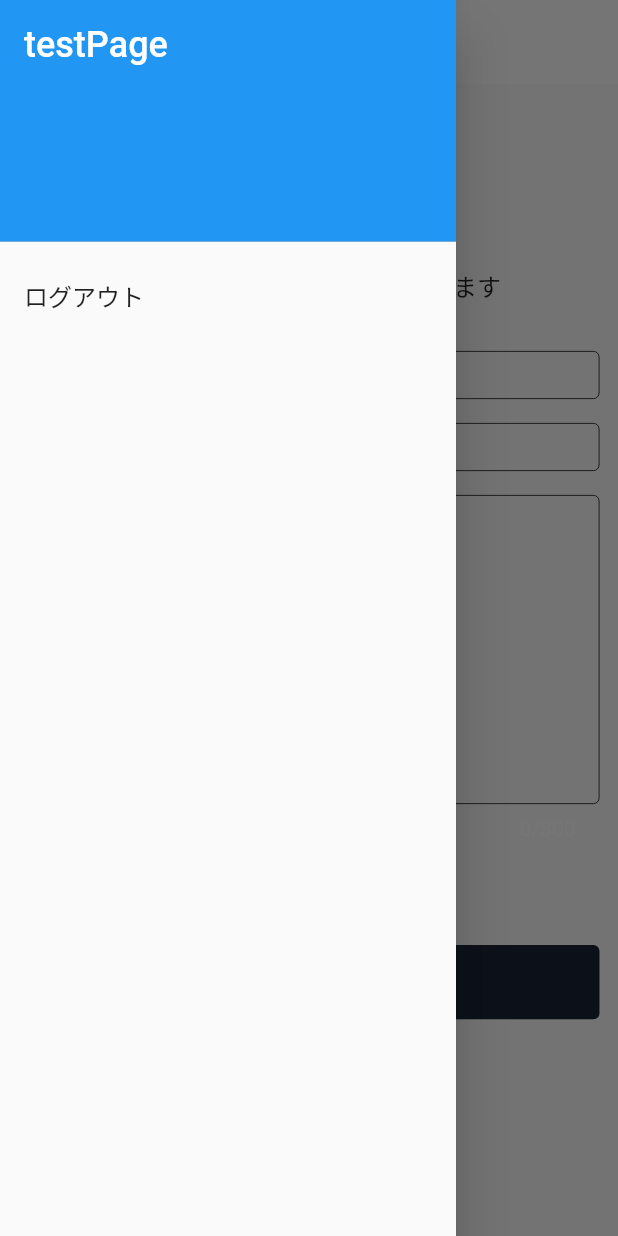
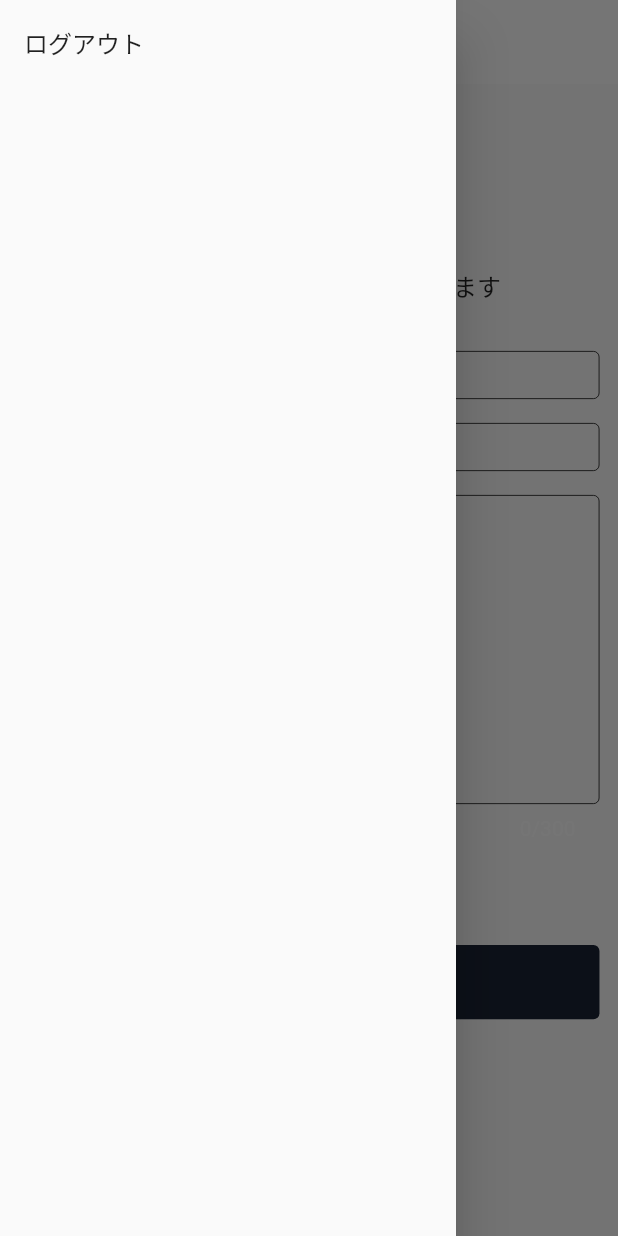
Before and after one commit to KingdomSeekersJP/salon_app, a Flutter app: the SalonApplicationScreen screen opened by its route, with the side drawer open, on a phone screen of 412 x 824 dp. Run offline on Flutter 3.47's test engine with Material 2 defaults, Android fonts, the light colour scheme and no system bars; our stand-ins replace cloud_firestore, firebase_auth, firebase_core, google_sign_in, sign_in_with_apple; missing offline and left inert: cloud_firestore_web, firebase_auth_web, firebase_core_web, google_sign_in_web; accounts and stored records are empty; Roboto replaces fonts that are missing (NotoSansJP).

Commit message:
指摘の修正

```diff
--- a/creator/lib/screens/salon_application_screen.dart
+++ b/creator/lib/screens/salon_application_screen.dart
@@ -30,27 +30,36 @@ class _SalonApplicationScreenState extends State<SalonApplicationScreen> {
     final screenWidth = MediaQuery.of(context).size.width;
     return Scaffold(
       appBar: AppBar(
-        iconTheme: IconThemeData(color: Colors.black),
         title: Text(
           "開設申請",
           style: Theme.of(context).textTheme.headline3,
         ),
+        iconTheme: IconThemeData(
+          color: Colors.black,
         ),
-      drawer: Drawer(
+      ),
+      drawer: _buildDrawer(context),
+      body: SafeArea(
+        child: Container(
+          padding: EdgeInsets.symmetric(horizontal: screenWidth * 0.03),
+          child: Center(
             child: ListView(
               children: [
-            DrawerHeader(
-              child: Text(
-                "testPage",
-                style: TextStyle(
-                  fontSize: 24,
-                  color: Colors.white,
+                _buildFormDescription(),
+                _buildApplicationForms(screenWidth),
+                _buildSubmitButton(screenWidth)
+              ],
             ),
           ),
-              decoration: BoxDecoration(
-                color: Colors.blue,
         ),
       ),
+    );
+  }
+
+  Widget _buildDrawer(BuildContext context) {
+    return Drawer(
+      child: ListView(
+        children: [
           ListTile(
             title: Text("ログアウト"),
             onTap: () async {
@@ -66,22 +75,6 @@ class _SalonApplicationScreenState extends State<SalonApplicationScreen> {
             },
           )
         ],
-        ),
-      ),
-      body: SafeArea(
-        child: Container(
-          padding: EdgeInsets.symmetric(horizontal: screenWidth * 0.03),
-          child: Center(
-            child: ListView(
-              // mainAxisAlignment: MainAxisAlignment.center,
-              children: [
-                _buildFormDescription(),
-                _buildApplicationForms(screenWidth),
-                _buildSubmitButton(screenWidth)
-              ],
-            ),
-          ),
-        ),
       ),
     );
   }
@@ -151,7 +144,8 @@ class _SalonApplicationScreenState extends State<SalonApplicationScreen> {
           enabledBorder: OutlineInputBorder(
             borderSide: BorderSide(color: Colors.black, width: 0.5),
           ),
-            hintText: label),
+          hintText: label,
+        ),
       ),
     );
   }
```
Also changed, not shown: creator/lib/screens/home_screen.dart (+14 -22 lines), 1 other file. Lines whose indentation alone changed are shown as unchanged.
